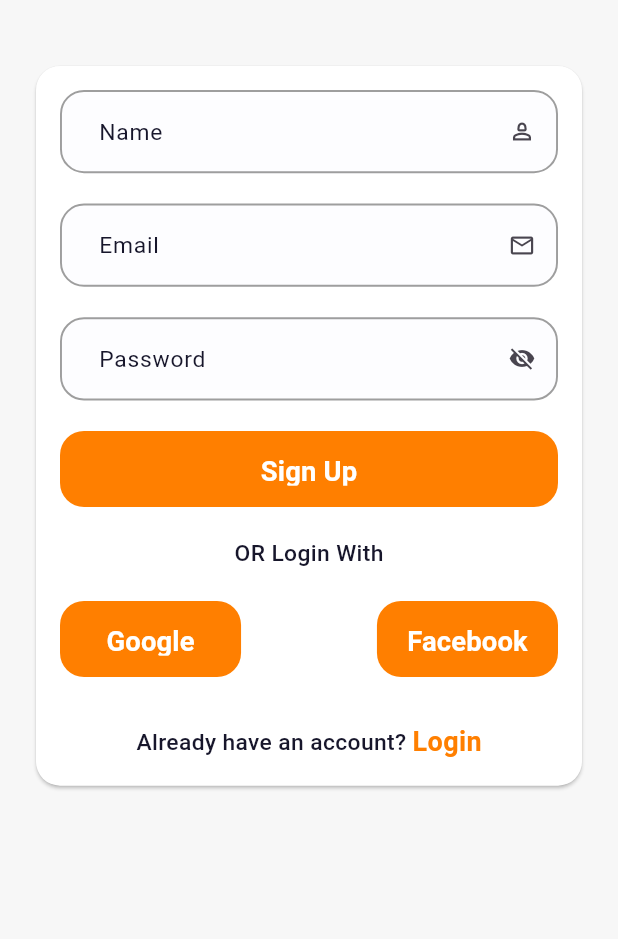
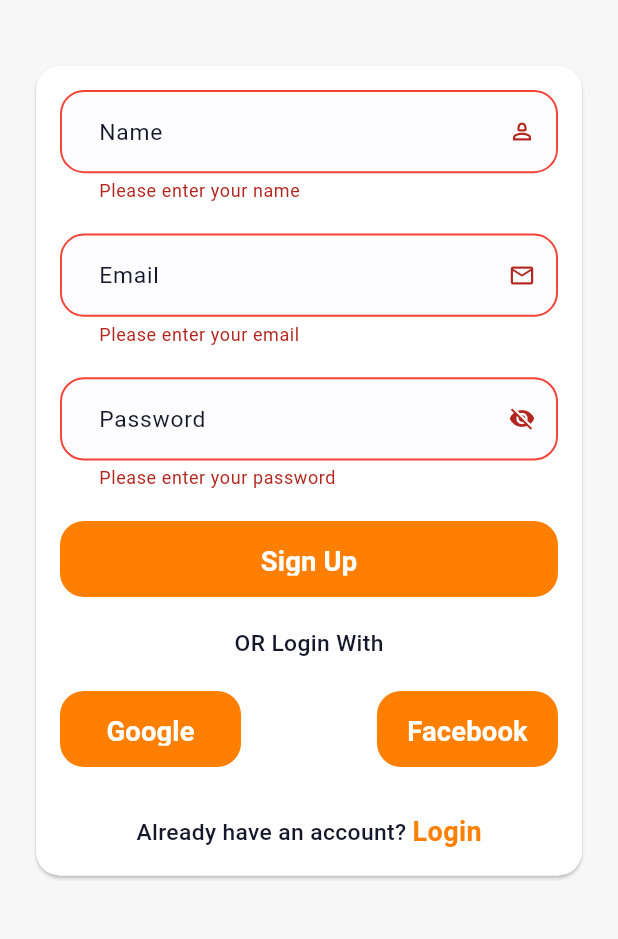
Before and after one commit to Ehabhanna1/Our_Market, a Flutter app: the SignUpView screen opened directly, after a tap on "Sign Up", on a phone screen of 412 x 824 dp, the part 53-992 px from its top. Run offline on Flutter 3.47's test engine with Material 3 defaults, Android fonts, the phone set to English and light mode, and no system bars; our stand-ins replace cached_network_image, flutter_bloc, flutter_rating_bar, flutter_screenutil, google_nav_bar, supabase_flutter; accounts and stored records are empty.

Commit message:
add supabase to sign up

```diff
--- a/lib/core/functions/navigation.dart
+++ b/lib/core/functions/navigation.dart
@@ -4,3 +4,8 @@ Future<dynamic> navigateTo(BuildContext context, Widget view) {
 
   return Navigator.push(context, MaterialPageRoute(builder: (context) => view));
 }
+
+Future<dynamic> navigatePushReplacement(BuildContext context, Widget view) {
+
+  return Navigator.pushReplacement(context, MaterialPageRoute(builder: (context) => view));
+}
--- a/lib/feature/auth/ui/login_view.dart
+++ b/lib/feature/auth/ui/login_view.dart
@@ -38,6 +38,12 @@ class _LoginViewState extends State<LoginView> {
   Widget build(BuildContext context) {
     return BlocConsumer<AuthenticationCubit, AuthenticationState>(
       listener: (context, state) {
+         if (state is LoginSuccess) {
+
+          navigatePushReplacement(context,  MainNavBar());
+        }
+
+
         if (state is LoginError) {
           showMessage(context, state.message);
         }
@@ -90,7 +96,7 @@ class _LoginViewState extends State<LoginView> {
                               hintText: 'Enter Password',
                               validator: (value) {
                                 if (value == null || value.isEmpty) {
-                                  return 'Please enter some text';
+                                  return 'Please enter your password';
                                 }
                                 return null;
                               },
--- a/lib/feature/auth/ui/sign_up_view.dart
+++ b/lib/feature/auth/ui/sign_up_view.dart
@@ -1,31 +1,71 @@
+import 'package:ecommerce_app/core/functions/navigation.dart';
+import 'package:ecommerce_app/core/functions/show_message.dart';
 import 'package:ecommerce_app/core/helper/spacing.dart';
 import 'package:ecommerce_app/core/theming/app_colors.dart';
 import 'package:ecommerce_app/core/theming/styles.dart';
 import 'package:ecommerce_app/core/widgets/app_text_button.dart';
 import 'package:ecommerce_app/core/widgets/app_text_form_field.dart';
+import 'package:ecommerce_app/feature/auth/logic/cubit/authentication_cubit.dart';
+import 'package:ecommerce_app/feature/auth/ui/login_view.dart';
 
 import 'package:ecommerce_app/feature/auth/ui/widgets/custom_text_button.dart';
-
+import 'package:ecommerce_app/feature/main_nav_bar/ui/main_nav_bar.dart';
 
 import 'package:flutter/material.dart';
+import 'package:flutter_bloc/flutter_bloc.dart';
 import 'package:flutter_screenutil/flutter_screenutil.dart';
 
-
-class SignUpView extends StatelessWidget {
+class SignUpView extends StatefulWidget {
   const SignUpView({super.key});
 
   @override
+  State<SignUpView> createState() => _SignUpViewState();
+}
+
+class _SignUpViewState extends State<SignUpView> {
+
+  bool isObscureText = true;
+
+
+  final GlobalKey<FormState> _formKey = GlobalKey<FormState>();
+  final TextEditingController _nameController = TextEditingController();
+  final TextEditingController _emailController = TextEditingController();
+  final TextEditingController _passwordController = TextEditingController();
+
+
+
+  @override
   Widget build(BuildContext context) {
+    return BlocConsumer<AuthenticationCubit, AuthenticationState>(
+      listener: (context, state) {
+        if (state is SignUpSuccess) {
+
+          navigatePushReplacement(context, MainNavBar());
+        }
+
+
+        if (state is SignUpError) {
+          showMessage(context, state.message);
+        }
+      },
+      builder: (context, state) {
+        AuthenticationCubit cubit = context.read<AuthenticationCubit>();
+
+
         return Scaffold(
           backgroundColor: AppColors.kScaffoldColor,
-      body: SafeArea(
+          body: state is SignUpLoading ?
+           const Center(child: CircularProgressIndicator()) :
+
+          SafeArea(
             child: SingleChildScrollView(
+              child: Form(
+                key: _formKey,
                 child: Column(
                   children: [
                     Text(
                       "Welcome To Our Market",
                       style: TextStyles.font24BlackBold,
-
                     ),
                     verticalSpace(20),
                     Card(
@@ -41,53 +81,72 @@ class SignUpView extends StatelessWidget {
                         child: Column(
                           children: [
                             AppTextFormField(
+                              controller: _nameController,
                               hintText: 'Enter Your Name',
                               validator: (value) {
-
+                                if (value == null || value.isEmpty) {
+                                  return 'Please enter your name';
+                                }
+                                return null;
                               },
                               labelText: 'Name',
                               suffixIcon: Icon(Icons.person_2_outlined),
-
                             ),
                             verticalSpace(20),
                             AppTextFormField(
+                              controller: _emailController,
                               hintText: 'Enter Your Email',
                               validator: (value) {
-
+                                if (value == null || value.isEmpty) {
+                                  return 'Please enter your email';
+                                }
+                                return null;
                               },
                               labelText: 'Email',
                               suffixIcon: Icon(Icons.email_outlined),
-
                             ),
                             verticalSpace(20),
                             AppTextFormField(
+                              controller: _passwordController,
                               hintText: 'Enter Password',
                               validator: (value) {
                                 if (value == null || value.isEmpty) {
-                                        return 'Please enter some text';
+                                  return 'Please enter your password';
                                 }
                                 return null;
                               },
                               labelText: 'Password',
-                                      suffixIcon: Icon(Icons.visibility_off),
-
-
-
+                              isObscureText: isObscureText,
+                                suffixIcon: GestureDetector(
+                                            onTap: () {
+                                              setState(() {
+                                             isObscureText = !isObscureText;
+                                     });
+                                   },
+                             child: Icon(isObscureText ? Icons.visibility_off : Icons.visibility),
                              ),
-
-
-           verticalSpace( 20),
+                              ),
+                            verticalSpace(20),
                             AppTextButton(
                               buttonText: "Sign Up",
                               textStyle: TextStyles.font18WhiteSemiBold,
                               //buttonHeight: 20.h,
-                            onPressed: (){},),
-                            verticalSpace( 20),
-                            Text("OR Login With",
+                              onPressed: () {
+                                if (_formKey.currentState!.validate()) {
+
+                                 cubit.signUp(
+                                  name: _nameController.text,
+                                   email: _emailController.text,
+                                    password: _passwordController.text);
+                                }
+                              },
+                            ),
+                            verticalSpace(20),
+                            Text(
+                              "OR Login With",
                               style: TextStyles.font15DarkBlueMedium,
-
                             ),
-                            verticalSpace( 20),
+                            verticalSpace(20),
                             Row(
                               mainAxisAlignment: MainAxisAlignment.spaceBetween,
                               children: [
@@ -98,8 +157,8 @@ class SignUpView extends StatelessWidget {
 
                                   textStyle: TextStyles.font18WhiteSemiBold,
                                   //buttonHeight: 20.h,
-                                onPressed: (){}, ),
-
+                                  onPressed: () {},
+                                ),
                                 AppTextButton(
                                   buttonWidth: 100.w,
                                   buttonText: "Facebook",
@@ -107,31 +166,46 @@ class SignUpView extends StatelessWidget {
                                   textStyle: TextStyles.font18WhiteSemiBold,
 
                                   //buttonHeight: 20.h,
-                                onPressed: (){}, ),
-
+                                  onPressed: () {},
+                                ),
                               ],
                             ),
-
                             verticalSpace(30),
                             Row(
                                 mainAxisAlignment: MainAxisAlignment.center,
                                 children: [
-                              Text("Already have an account? ",
-                              style: TextStyles.font15DarkBlueMedium,),
+                                  Text(
+                                    "Already have an account? ",
+                                    style: TextStyles.font15DarkBlueMedium,
+                                  ),
                                   CustomTextButton(
                                     textButton: "Login",
-                                 onTap: (){
+                                    onTap: () {
                                       Navigator.pop(context);
-                                },),
+                                    },
+                                  ),
                                 ])
-
-
-             ], ),
+                          ],
+                        ),
                       ),
                     ),
                   ],
                 ),
               ),
-     ), );
+            ),
+          ),
+        );
+      },
+    );
   }
+
+  @override
+  void dispose() {
+    _nameController.dispose();
+    _emailController.dispose();
+    _passwordController.dispose();
+    super.dispose();
   }
+
+
+}
```
Also changed, not shown: lib/feature/auth/logic/cubit/authentication_cubit.dart (+17 -0 lines). Lines whose indentation alone changed are shown as unchanged.
